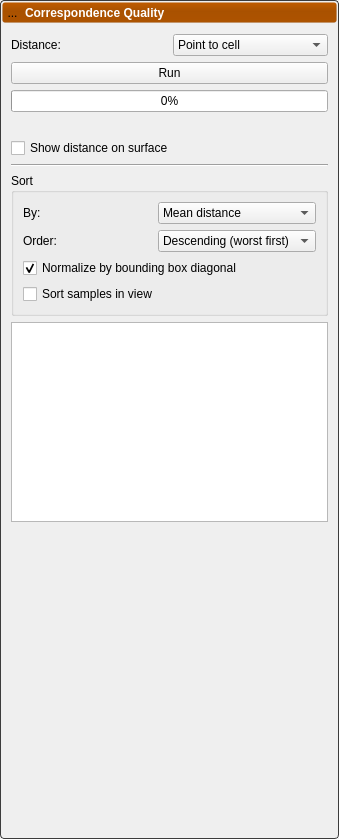
This is Studio/Analysis/CorrespondenceQualityPanel.ui in SCIInstitute/ShapeWorks as Qt 5 draws it before an edit. The edited form follows.
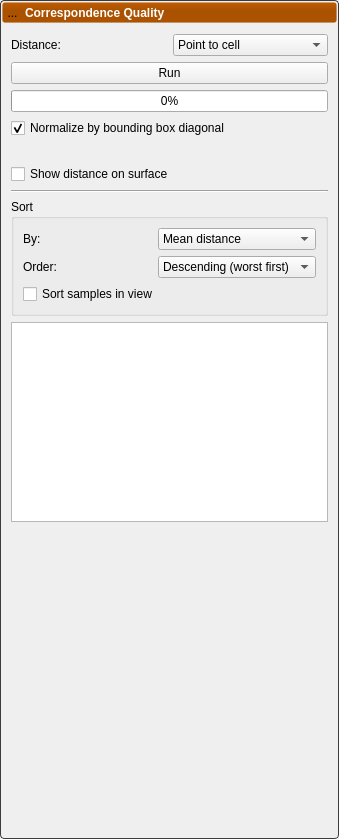
This is the edited form. Icons and pictures are not drawn. Custom widgets are drawn as their Qt base class.

Commit message: Show localized correspondence failures in the quality chart

```diff
--- a/Studio/Analysis/CorrespondenceQualityPanel.ui
+++ b/Studio/Analysis/CorrespondenceQualityPanel.ui
@@ -252,6 +252,19 @@
           </widget>
          </item>
          <item row="3" column="0" colspan="2">
+          <widget class="QCheckBox" name="normalize_checkbox">
+           <property name="text">
+            <string>Normalize by bounding box diagonal</string>
+           </property>
+           <property name="toolTip">
+            <string>Show every distance as a percentage of that sample's groomed bounding box diagonal, so samples of different size are comparable.  Applies to the summary, the table, the chart and the sort.</string>
+           </property>
+           <property name="checked">
+            <bool>true</bool>
+           </property>
+          </widget>
+         </item>
+         <item row="4" column="0" colspan="2">
           <widget class="QLabel" name="summary_label">
            <property name="text">
             <string/>
@@ -264,7 +277,7 @@
            </property>
           </widget>
          </item>
-         <item row="4" column="0" colspan="2">
+         <item row="5" column="0" colspan="2">
           <widget class="QCheckBox" name="show_distance">
            <property name="text">
             <string>Show distance on surface</string>
@@ -274,14 +287,14 @@
            </property>
           </widget>
          </item>
-         <item row="5" column="0" colspan="2">
+         <item row="6" column="0" colspan="2">
           <widget class="Line" name="line">
            <property name="orientation">
             <enum>Qt::Horizontal</enum>
            </property>
           </widget>
          </item>
-         <item row="6" column="0" colspan="2">
+         <item row="7" column="0" colspan="2">
           <widget class="QGroupBox" name="sort_group">
            <property name="title">
             <string>Sort</string>
@@ -311,6 +324,11 @@
                 <string>Max distance</string>
                </property>
               </item>
+              <item>
+               <property name="text">
+                <string>Localized (max / mean)</string>
+               </property>
+              </item>
               <item>
                <property name="text">
                 <string>Name</string>
@@ -340,19 +358,6 @@
              </widget>
             </item>
             <item row="2" column="0" colspan="2">
-             <widget class="QCheckBox" name="normalize_checkbox">
-              <property name="text">
-               <string>Normalize by bounding box diagonal</string>
-              </property>
-              <property name="toolTip">
-               <string>Divide each distance by the sample's groomed bounding box diagonal, so samples of different size are comparable</string>
-              </property>
-              <property name="checked">
-               <bool>true</bool>
-              </property>
-             </widget>
-            </item>
-            <item row="3" column="0" colspan="2">
              <widget class="QCheckBox" name="sort_samples_checkbox">
               <property name="text">
                <string>Sort samples in view</string>
@@ -365,7 +370,7 @@
            </layout>
           </widget>
          </item>
-         <item row="7" column="0" colspan="2">
+         <item row="8" column="0" colspan="2">
           <widget class="QTableWidget" name="results_table">
            <property name="sizePolicy">
             <sizepolicy hsizetype="MinimumExpanding" vsizetype="MinimumExpanding">
@@ -390,7 +395,7 @@
            </property>
           </widget>
          </item>
-         <item row="8" column="0" colspan="2">
+         <item row="9" column="0" colspan="2">
           <widget class="JKQTPlotter" name="boxplot" native="true">
            <property name="sizePolicy">
             <sizepolicy hsizetype="MinimumExpanding" vsizetype="MinimumExpanding">
```
The commit also changes 6 other files.
